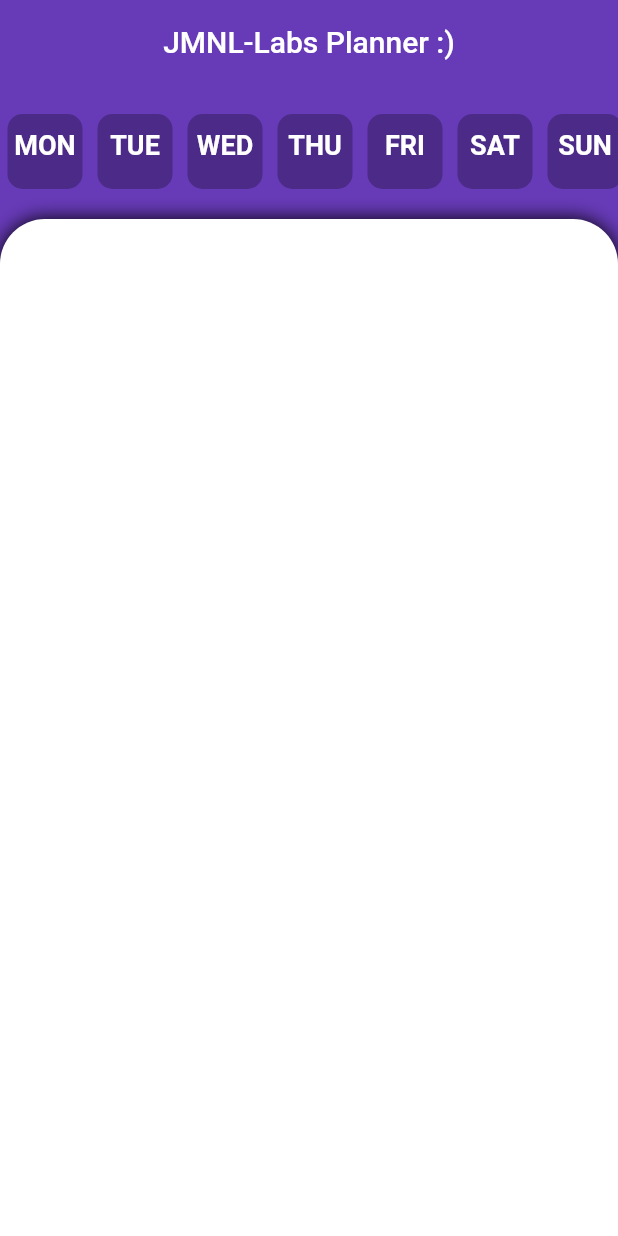
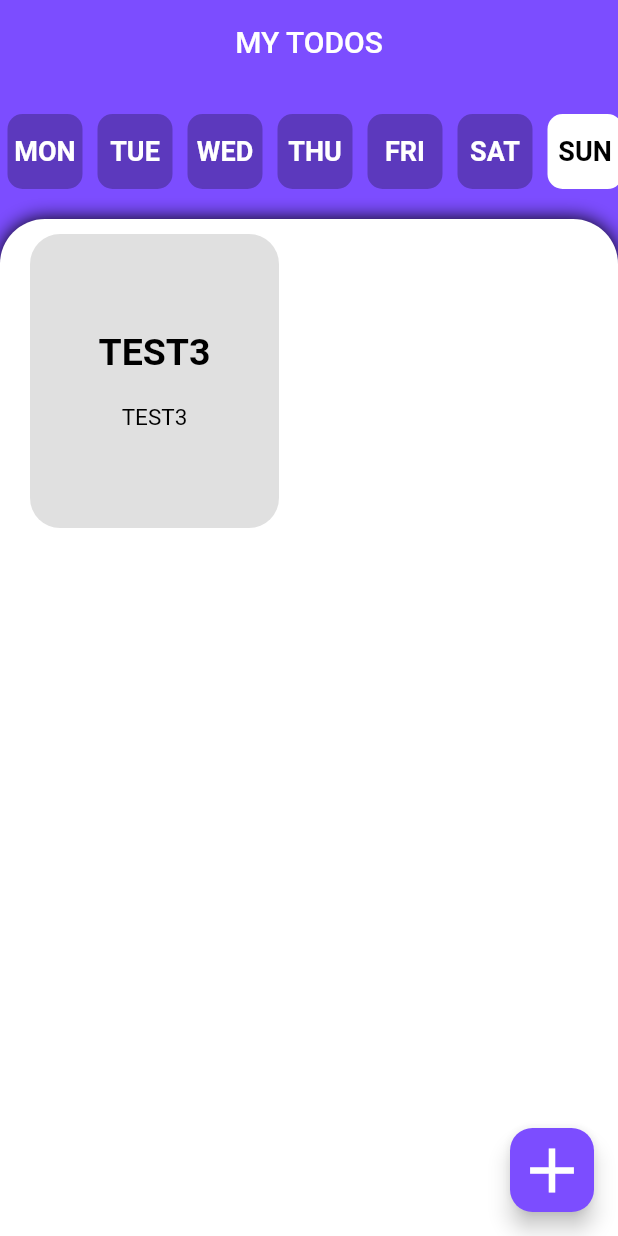
Before and after one commit to cLausx0/JMND-Labs, a Flutter app: the screen it shows after launch, on a phone screen of 412 x 824 dp. Run offline on Flutter 3.47's test engine with Material 2 defaults, Android fonts, the phone set to English and light mode, and no system bars.

```diff
--- a/lib/customs_widgets/horizontal_day_list.dart
+++ b/lib/customs_widgets/horizontal_day_list.dart
@@ -1,7 +1,11 @@
 import 'package:flutter/material.dart';
+import 'package:flutter/scheduler.dart';
 
 class HorizontalDayList extends StatefulWidget {
-  const HorizontalDayList({Key? key}) : super(key: key);
+  final Function dayUpdateFunction;
+
+  const HorizontalDayList({Key? key, required this.dayUpdateFunction})
+      : super(key: key);
 
   @override
   _HorizontalDayListState createState() => _HorizontalDayListState();
@@ -26,6 +30,30 @@ class _HorizontalDayListState extends State<HorizontalDayList> {
     [Colors.black26, Colors.white],
   ];
 
+  late DateTime date;
+
+  void updateDayColor(int index) {
+    setState(() {
+      for (int i = 0; i < cardColorList.length; i++) {
+        cardColorList[i][0] = inactiveCardColor;
+        cardColorList[i][1] = inactiveTextColor;
+      }
+
+      cardColorList[index][0] = activeCardColor;
+      cardColorList[index][1] = activeTextColor;
+    });
+  }
+
+  @override
+  void initState() {
+    super.initState();
+    SchedulerBinding.instance!.addPostFrameCallback((_) {
+      date = DateTime.now();
+      widget.dayUpdateFunction(weekdays[date.weekday - 1]);
+      updateDayColor(date.weekday - 1);
+    });
+  }
+
   @override
   Widget build(BuildContext context) {
     return SizedBox(
@@ -35,26 +63,27 @@ class _HorizontalDayListState extends State<HorizontalDayList> {
         scrollDirection: Axis.horizontal,
         itemCount: weekdays.length,
         itemBuilder: (BuildContext context, int index) {
-          return Container(
+          return GestureDetector(
+            onTap: () {
+              updateDayColor(index);
+              widget.dayUpdateFunction(weekdays[index]);
+            },
+            child: Container(
               margin: const EdgeInsets.only(left: 5, right: 5),
               height: 70,
               width: 50,
               decoration: BoxDecoration(
                   color: cardColorList[index][0],
                   borderRadius: const BorderRadius.all(Radius.circular(10))),
-            child: Column(
-              children: [
-                const SizedBox(
-                  height: 10,
-                ),
-                Text(
+              child: Center(
+                child: Text(
                   weekdays[index],
                   style: TextStyle(
                       fontSize: 18,
                       color: cardColorList[index][1],
                       fontWeight: FontWeight.bold),
                 ),
-              ],
+              ),
             ),
           );
         },
--- /dev/null
+++ b/lib/customs_widgets/todo_grid_view.dart
@@ -0,0 +1,27 @@
+import 'package:flutter/material.dart';
+import 'package:flutter_application_1/customs_widgets/todo_tile.dart';
+
+class TodoGridView extends StatefulWidget {
+  List<String> todoList;
+  TodoGridView({Key? key, required this.todoList}) : super(key: key);
+
+  @override
+  _TodoGridViewState createState() => _TodoGridViewState();
+}
+
+class _TodoGridViewState extends State<TodoGridView> {
+  @override
+  Widget build(BuildContext context) {
+    return GridView.builder(
+      gridDelegate: const SliverGridDelegateWithFixedCrossAxisCount(
+        crossAxisCount: 2,
+      ),
+      itemCount: widget.todoList.length,
+      itemBuilder: (BuildContext context, int index) {
+        return TodoTile(
+            title: widget.todoList[index].split(",")[1],
+            description: widget.todoList[index].split(",")[2]);
+      },
+    );
+  }
+}
--- /dev/null
+++ b/lib/customs_widgets/todo_tile.dart
@@ -0,0 +1,58 @@
+import 'package:flutter/material.dart';
+
+class TodoTile extends StatefulWidget {
+  final String title;
+  final String description;
+
+  const TodoTile({Key? key, required this.title, required this.description})
+      : super(key: key);
+
+  @override
+  _TodoTileState createState() => _TodoTileState();
+}
+
+class _TodoTileState extends State<TodoTile> {
+  @override
+  Widget build(BuildContext context) {
+    return Container(
+      margin: const EdgeInsets.only(top: 10, left: 20, right: 20),
+      height: 200,
+      width: 250,
+      decoration: const BoxDecoration(
+        color: Colors.black12,
+        borderRadius: BorderRadius.all(Radius.circular(20)),
+      ),
+      child: Padding(
+        padding: const EdgeInsets.only(left: 10.0, right: 10.0, top: 20),
+        child: Column(
+          mainAxisAlignment: MainAxisAlignment.center,
+          crossAxisAlignment: CrossAxisAlignment.center,
+          children: [
+            Text(
+              widget.title,
+              style: const TextStyle(
+                  color: Colors.black,
+                  fontWeight: FontWeight.bold,
+                  fontSize: 25),
+              textAlign: TextAlign.center,
+            ),
+            const SizedBox(
+              height: 20,
+            ),
+            Text(
+              widget.description,
+              style: const TextStyle(
+                color: Colors.black,
+                fontSize: 15,
+              ),
+              textAlign: TextAlign.center,
+            ),
+            const SizedBox(
+              height: 20,
+            ),
+          ],
+        ),
+      ),
+    );
+  }
+}
--- a/lib/main.dart
+++ b/lib/main.dart
@@ -10,7 +10,6 @@ class MyApp extends StatelessWidget {
 
   @override
   Widget build(BuildContext context) {
-    //
     return const MaterialApp(
       debugShowCheckedModeBanner: false,
       home: HomePage(),
--- a/lib/pages/home.dart
+++ b/lib/pages/home.dart
@@ -1,5 +1,7 @@
 import 'package:flutter/material.dart';
 import 'package:flutter_application_1/customs_widgets/horizontal_day_list.dart';
+import 'package:flutter_application_1/customs_widgets/todo_grid_view.dart';
+import 'package:flutter_application_1/customs_widgets/todo_information_popup.dart';
 
 class HomePage extends StatefulWidget {
   const HomePage({Key? key}) : super(key: key);
@@ -9,22 +11,71 @@ class HomePage extends StatefulWidget {
 }
 
 class _HomePageState extends State<HomePage> {
+  TextEditingController titleController = TextEditingController();
+  TextEditingController descriptionController = TextEditingController();
+
+  List<String> dayDependentTodos = [];
+
+  List<String> todoInformation = [
+    "MON,TEST1,TEST1",
+    "WED,TEST2,TEST2",
+    "SUN,TEST3,TEST3",
+    "WED,TEST4,TEST4",
+    "FRI,TEST5,TEST5",
+    "THU,TEST6,TEST6",
+    "MON,TEST7,TEST7",
+    "TUE,TEST8,TEST8",
+    "TUE,TEST9,TEST9",
+    "TUE,TEST10,TEST10",
+  ];
+
+  String weekday = "";
+
+  void showInSnackBar(String value) {
+    ScaffoldMessenger.of(context).showSnackBar(SnackBar(
+        content: Text(
+      value,
+      style: const TextStyle(
+          fontWeight: FontWeight.bold, fontSize: 20, color: Colors.redAccent),
+    )));
+  }
+
+  void changeWeekday(String newDay) {
+    setState(() {
+      weekday = newDay;
+    });
+    print("changed, $weekday");
+
+    updateList();
+  }
+
+  void updateList() {
+    dayDependentTodos.clear();
+    for (int i = 0; i < todoInformation.length; i++) {
+      if (todoInformation[i].split(",")[0] == weekday) {
+        dayDependentTodos.add(todoInformation[i]);
+      }
+    }
+  }
+
   @override
   Widget build(BuildContext context) {
     return Scaffold(
-      backgroundColor: Colors.deepPurple,
+      backgroundColor: Colors.deepPurpleAccent,
       appBar: AppBar(
         centerTitle: true,
-        backgroundColor: Colors.deepPurple,
+        backgroundColor: Colors.deepPurpleAccent,
         elevation: 0.0,
-        title: const Text("JMNL-Labs Planner :)"),
+        title: const Text("MY TODOS"),
       ),
       body: Column(
         children: [
           const SizedBox(
             height: 20,
           ),
-          const HorizontalDayList(),
+          HorizontalDayList(
+            dayUpdateFunction: changeWeekday,
+          ),
           const SizedBox(
             height: 20,
           ),
@@ -37,10 +88,46 @@ class _HomePageState extends State<HomePage> {
                       topLeft: Radius.circular(30),
                       topRight: Radius.circular(30)),
                   boxShadow: [BoxShadow(blurRadius: 10.0)]),
+              child: TodoGridView(
+                todoList: dayDependentTodos,
+              ),
             ),
           ),
         ],
       ),
+      floatingActionButton: FloatingActionButton(
+        onPressed: () {
+          showDialog(
+              context: context,
+              builder: (context) {
+                return TodoInformationPopup(
+                  titleController: titleController,
+                  descriptionController: descriptionController,
+                );
+              }).then((value) {
+            setState(() {
+              if (descriptionController.text == "" ||
+                  titleController.text == "") {
+                showInSnackBar("Title or description can't be empty!");
+              } else {
+                todoInformation.add(
+                    "$weekday,${titleController.text},${descriptionController.text}");
+                updateList();
+                titleController.clear();
+                descriptionController.clear();
+              }
+            });
+          });
+        },
+        splashColor: Colors.deepPurple,
+        shape: const RoundedRectangleBorder(
+            borderRadius: BorderRadius.all(Radius.circular(15))),
+        backgroundColor: Colors.deepPurpleAccent,
+        child: const Icon(
+          Icons.add,
+          size: 50,
+        ),
+      ),
     );
   }
 }
```
Also changed, not shown: lib/customs_widgets/todo_information_popup.dart (added, +87 -0 lines), lib/todo_information_popup.dart (added, +87 -0 lines). Lines whose indentation alone changed are shown as unchanged.
